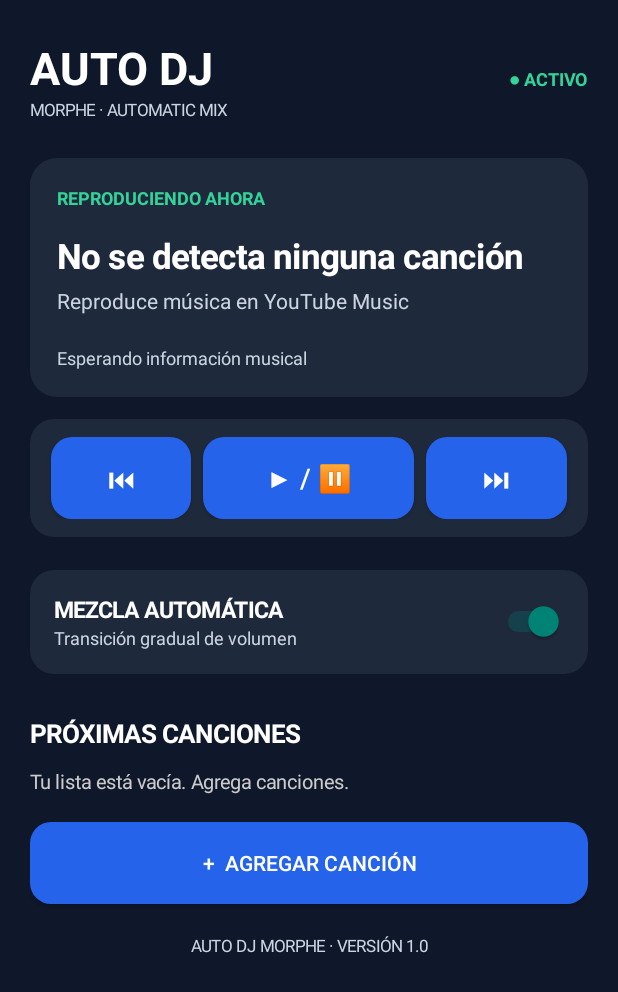
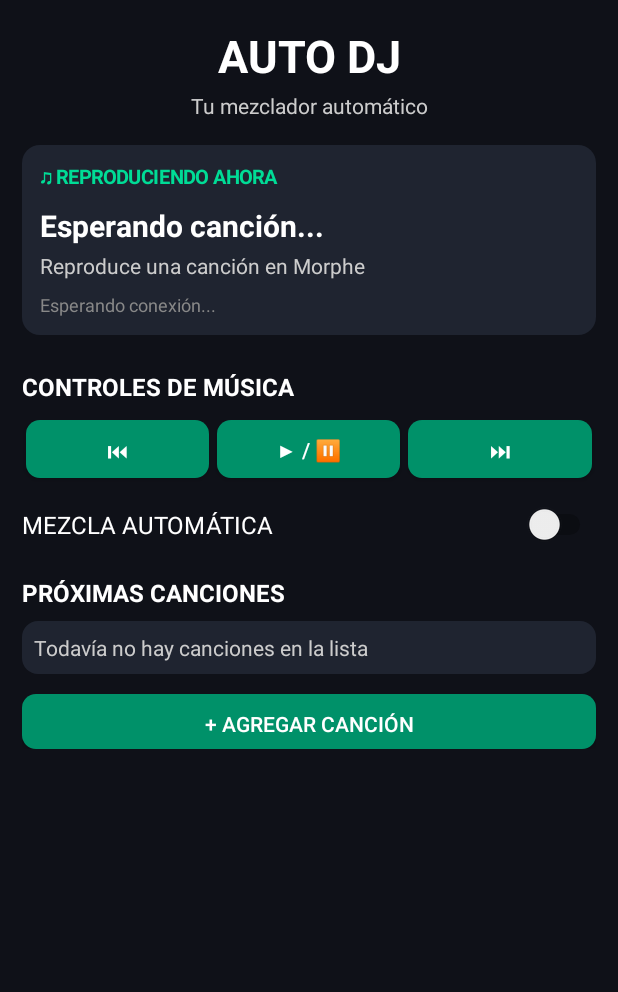
Before and after one commit to Maicol6667/AutoDJMorp, an Android app: the screen it shows after launch (MainActivity), on a phone screen of 412 x 824 dp. Shown: the top 992 px of the screen. Run offline under Robolectric (Android 15) with nearby library versions, the phone set to English and light mode, and no system bars.

Commit message:
Update MainActivity.kt

```diff
--- a/app/src/main/java/com/autodjmorp/app/MainActivity.kt
+++ b/app/src/main/java/com/autodjmorp/app/MainActivity.kt
@@ -3,6 +3,10 @@ package com.autodjmorp
 
 import android.app.Activity
 import android.app.AlertDialog
+import android.content.ComponentName
+import android.media.session.MediaController
+import android.media.session.MediaSessionManager
+import android.media.session.PlaybackState
 import android.os.Bundle
 import android.os.Handler
 import android.os.Looper
@@ -12,226 +16,290 @@ import android.graphics.drawable.GradientDrawable
 import android.view.Gravity
 import android.view.View
 import android.widget.*
-import android.media.session.MediaController
-import android.media.session.MediaSessionManager
-import android.content.ComponentName
 
 class MainActivity : Activity() {
 
-    private val songs = mutableListOf<String>()
-    private lateinit var queueLayout: LinearLayout
-    private lateinit var statusText: TextView
+    private val queue = mutableListOf<String>()
+    private val handler = Handler(Looper.getMainLooper())
+
     private lateinit var currentSongText: TextView
     private lateinit var artistText: TextView
+    private lateinit var connectionText: TextView
+    private lateinit var queueLayout: LinearLayout
 
-    private val handler = Handler(Looper.getMainLooper())
-
-    private val updateTask = object : Runnable {
+    private val refreshTask = object : Runnable {
         override fun run() {
             updateCurrentSong()
             handler.postDelayed(this, 1000)
         }
     }
 
-    private fun dp(value: Int): Int =
-        (value * resources.displayMetrics.density).toInt()
-
-    private fun makeBackground(color: Int, radius: Int): GradientDrawable {
-        return GradientDrawable().apply {
-            setColor(color)
-            cornerRadius = dp(radius).toFloat()
-        }
-    }
-
-    private fun text(
-        value: String,
-        size: Float,
-        color: Int,
-        bold: Boolean = false
-    ): TextView {
-        return TextView(this).apply {
-            text = value
-            textSize = size
-            setTextColor(color)
-            if (bold) setTypeface(null, Typeface.BOLD)
-        }
-    }
-
-    private fun addSpace(layout: LinearLayout, height: Int) {
-        val space = View(this)
-        layout.addView(space, LinearLayout.LayoutParams(1, dp(height)))
-    }
-
     override fun onCreate(savedInstanceState: Bundle?) {
         super.onCreate(savedInstanceState)
 
-        window.statusBarColor = Color.rgb(15, 23, 42)
-        window.navigationBarColor = Color.rgb(15, 23, 42)
-
-        val backgroundColor = Color.rgb(15, 23, 42)
-        val cardColor = Color.rgb(30, 41, 59)
-        val white = Color.WHITE
-        val gray = Color.rgb(203, 213, 225)
-        val blue = Color.rgb(37, 99, 235)
-        val green = Color.rgb(52, 211, 153)
+        val root = LinearLayout(this).apply {
+            orientation = LinearLayout.VERTICAL
+            setPadding(22, 25, 22, 25)
+            setBackgroundColor(Color.rgb(15, 17, 24))
+        }
 
         val scroll = ScrollView(this)
-        scroll.setBackgroundColor(backgroundColor)
-
-        val main = LinearLayout(this).apply {
-            orientation = LinearLayout.VERTICAL
-            setPadding(dp(20), dp(25), dp(20), dp(30))
-        }
-
-        scroll.addView(main)
-
-        val header = LinearLayout(this).apply {
-            orientation = LinearLayout.HORIZONTAL
-            gravity = Gravity.CENTER_VERTICAL
-        }
-
-        val heading = LinearLayout(this).apply {
+        val content = LinearLayout(this).apply {
             orientation = LinearLayout.VERTICAL
         }
 
-        heading.addView(text("AUTO DJ", 30f, white, true))
-        heading.addView(text("MORPHE · AUTOMATIC MIX", 11f, gray))
+        val title = TextView(this).apply {
+            text = "AUTO DJ"
+            textSize = 30f
+            setTextColor(Color.WHITE)
+            typeface = Typeface.DEFAULT_BOLD
+            gravity = Gravity.CENTER
+        }
 
-        header.addView(heading, LinearLayout.LayoutParams(0, -2, 1f))
-        header.addView(text("● ACTIVO", 12f, green, true))
-        main.addView(header)
+        content.addView(title)
 
-        addSpace(main, 25)
+        val subtitle = TextView(this).apply {
+            text = "Tu mezclador automático"
+            textSize = 14f
+            setTextColor(Color.LTGRAY)
+            gravity = Gravity.CENTER
+            setPadding(0, 5, 0, 25)
+        }
+
+        content.addView(subtitle)
 
         val currentCard = LinearLayout(this).apply {
             orientation = LinearLayout.VERTICAL
-            setPadding(dp(18), dp(18), dp(18), dp(18))
-            setBackground(makeBackground(cardColor, 18))
+            setPadding(18, 18, 18, 18)
+            background = makeBackground(
+                Color.rgb(31, 36, 48),
+                18
+            )
         }
 
-        currentCard.addView(text("REPRODUCIENDO AHORA", 12f, green, true))
-        addSpace(currentCard, 15)
+        val currentLabel = TextView(this).apply {
+            text = "♫ REPRODUCIENDO AHORA"
+            textSize = 13f
+            setTextColor(Color.rgb(0, 220, 150))
+            typeface = Typeface.DEFAULT_BOLD
+        }
 
-        currentSongText = text("Buscando canción...", 23f, white, true)
+        currentCard.addView(currentLabel)
+
+        currentSongText = TextView(this).apply {
+            text = "Esperando canción..."
+            textSize = 20f
+            setTextColor(Color.WHITE)
+            typeface = Typeface.DEFAULT_BOLD
+            setPadding(0, 15, 0, 5)
+        }
+
         currentCard.addView(currentSongText)
 
-        addSpace(currentCard, 5)
+        artistText = TextView(this).apply {
+            text = "Abre YouTube Music Morphe"
+            textSize = 14f
+            setTextColor(Color.LTGRAY)
+        }
 
-        artistText = text("Esperando artista", 14f, gray)
         currentCard.addView(artistText)
 
-        addSpace(currentCard, 20)
+        connectionText = TextView(this).apply {
+            text = "Esperando conexión..."
+            textSize = 12f
+            setTextColor(Color.GRAY)
+            setPadding(0, 12, 0, 0)
+        }
 
-        statusText = text("Esperando conexión con YouTube Music", 12f, gray)
-        currentCard.addView(statusText)
-        main.addView(currentCard)
+        currentCard.addView(connectionText)
 
-        addSpace(main, 15)
+        content.addView(
+            currentCard,
+            LinearLayout.LayoutParams(
+                LinearLayout.LayoutParams.MATCH_PARENT,
+                LinearLayout.LayoutParams.WRAP_CONTENT
+            ).apply {
+                bottomMargin = 20
+            }
+        )
+
+        val controlsTitle = makeTitle("CONTROLES DE MÚSICA")
+        content.addView(controlsTitle)
 
         val controls = LinearLayout(this).apply {
             orientation = LinearLayout.HORIZONTAL
             gravity = Gravity.CENTER
-            setPadding(dp(10), dp(12), dp(10), dp(12))
-            setBackground(makeBackground(cardColor, 16))
         }
 
-        fun controlButton(label: String, action: () -> Unit) =
-            Button(this).apply {
-                text = label
-                textSize = 18f
-                setTextColor(white)
-                setBackground(makeBackground(blue, 14))
-                setOnClickListener { action() }
+        val previousButton = makeButton("⏮")
+        val playButton = makeButton("▶ / ⏸")
+        val nextButton = makeButton("⏭")
+
+        previousButton.setOnClickListener {
+            sendMediaCommand("previous")
+        }
+
+        playButton.setOnClickListener {
+            sendMediaCommand("playpause")
+        }
+
+        nextButton.setOnClickListener {
+            sendMediaCommand("next")
+        }
+
+        controls.addView(previousButton, buttonParams())
+        controls.addView(playButton, buttonParams())
+        controls.addView(nextButton, buttonParams())
+
+        content.addView(controls)
+
+        val mixSwitch = Switch(this).apply {
+            text = "MEZCLA AUTOMÁTICA"
+            textSize = 16f
+            setTextColor(Color.WHITE)
+            setPadding(0, 25, 0, 20)
+        }
+
+        mixSwitch.setOnCheckedChangeListener { _, enabled ->
+            val message = if (enabled) {
+                "Mezcla automática activada"
+            } else {
+                "Mezcla automática desactivada"
             }
 
-        controls.addView(
-            controlButton("⏮") { sendMediaCommand("previous") },
-            LinearLayout.LayoutParams(0, dp(55), 1f).apply {
-                setMargins(dp(4), 0, dp(4), 0)
+            Toast.makeText(
+                this,
+                message,
+                Toast.LENGTH_SHORT
+            ).show()
+        }
+
+        content.addView(mixSwitch)
+
+        val queueTitle = makeTitle("PRÓXIMAS CANCIONES")
+        content.addView(queueTitle)
+
+        queueLayout = LinearLayout(this).apply {
+            orientation = LinearLayout.VERTICAL
+            setPadding(12, 12, 12, 12)
+            background = makeBackground(
+                Color.rgb(31, 36, 48),
+                16
+            )
+        }
+
+        content.addView(queueLayout)
+
+        val addButton = makeButton("+ AGREGAR CANCIÓN")
+        addButton.setOnClickListener {
+            addSong()
+        }
+
+        content.addView(
+            addButton,
+            LinearLayout.LayoutParams(
+                LinearLayout.LayoutParams.MATCH_PARENT,
+                55
+            ).apply {
+                topMargin = 20
             }
         )
 
-        controls.addView(
-            controlButton("▶ / ⏸") { sendMediaCommand("playpause") },
-            LinearLayout.LayoutParams(0, dp(55), 1.5f).apply {
-                setMargins(dp(4), 0, dp(4), 0)
-            }
+        scroll.addView(content)
+
+        root.addView(
+            scroll,
+            LinearLayout.LayoutParams(
+                LinearLayout.LayoutParams.MATCH_PARENT,
+                0,
+                1f
+            )
         )
 
-        controls.addView(
-            controlButton("⏭") { sendMediaCommand("next") },
-            LinearLayout.LayoutParams(0, dp(55), 1f).apply {
-                setMargins(dp(4), 0, dp(4), 0)
-            }
+        setContentView(root)
+
+        refreshQueue()
+    }
+
+    private fun makeTitle(text: String): TextView {
+        return TextView(this).apply {
+            this.text = text
+            textSize = 16f
+            setTextColor(Color.WHITE)
+            typeface = Typeface.DEFAULT_BOLD
+            setPadding(0, 15, 0, 12)
+        }
+    }
+
+    private fun makeButton(text: String): Button {
+        return Button(this).apply {
+            this.text = text
+            textSize = 14f
+            setTextColor(Color.WHITE)
+            isAllCaps = false
+            background = makeBackground(
+                Color.rgb(0, 145, 105),
+                14
+            )
+        }
+    }
+
+    private fun buttonParams(): LinearLayout.LayoutParams {
+        return LinearLayout.LayoutParams(
+            0,
+            58,
+            1f
+        ).apply {
+            setMargins(4, 5, 4, 5)
+        }
+    }
+
+    private fun makeBackground(
+        color: Int,
+        radius: Int
+    ): GradientDrawable {
+        return GradientDrawable().apply {
+            setColor(color)
+            cornerRadius = radius.toFloat()
+        }
+    }
+
+    private fun updateCurrentSong() {
+        val preferences = getSharedPreferences(
+            "AutoDJMusic",
+            MODE_PRIVATE
         )
 
-        main.addView(controls)
+        val title = preferences.getString(
+            "music_title",
+            ""
+        ) ?: ""
 
-        addSpace(main, 22)
+        val artist = preferences.getString(
+            "music_artist",
+            ""
+        ) ?: ""
 
-        val transitionCard = LinearLayout(this).apply {
-            orientation = LinearLayout.HORIZONTAL
-            gravity = Gravity.CENTER_VERTICAL
-            setPadding(dp(16), dp(16), dp(16), dp(16))
-            setBackground(makeBackground(cardColor, 16))
+        if (title.isNotBlank()) {
+            currentSongText.text = title
+            artistText.text = artist
+            connectionText.text = "● Conectado a YouTube Music Morphe"
+            connectionText.setTextColor(
+                Color.rgb(0, 220, 150)
+            )
+        } else {
+            currentSongText.text = "Esperando canción..."
+            artistText.text = "Reproduce una canción en Morphe"
+            connectionText.text = "Esperando conexión..."
+            connectionText.setTextColor(Color.GRAY)
         }
-
-        val transitionLabel = LinearLayout(this).apply {
-            orientation = LinearLayout.VERTICAL
-        }
-
-        transitionLabel.addView(text("MEZCLA AUTOMÁTICA", 15f, white, true))
-        transitionLabel.addView(text("Transición gradual de volumen", 12f, gray))
-
-        transitionCard.addView(
-            transitionLabel,
-            LinearLayout.LayoutParams(0, -2, 1f)
-        )
-
-        val autoSwitch = Switch(this).apply {
-            isChecked = true
-        }
-
-        transitionCard.addView(autoSwitch)
-        main.addView(transitionCard)
-
-        addSpace(main, 28)
-        main.addView(text("PRÓXIMAS CANCIONES", 17f, white, true))
-        addSpace(main, 12)
-
-        queueLayout = LinearLayout(this).apply {
-            orientation = LinearLayout.VERTICAL
-        }
-
-        main.addView(queueLayout)
-
-        addSpace(main, 18)
-
-        val addButton = Button(this).apply {
-            text = "+  AGREGAR CANCIÓN"
-            textSize = 14f
-            setTextColor(white)
-            setBackground(makeBackground(blue, 14))
-            setOnClickListener { addSong() }
-        }
-
-        main.addView(addButton, LinearLayout.LayoutParams(-1, dp(55)))
-
-        addSpace(main, 20)
-
-        val footer = text("AUTO DJ MORPHE · VERSIÓN 1.0", 11f, gray)
-        footer.gravity = Gravity.CENTER
-        main.addView(footer)
-
-        setContentView(scroll)
-        refreshQueue()
-        updateCurrentSong()
     }
 
-    private fun sendMediaCommand(command: String) {
+    private fun sendMediaCommand(action: String) {
         try {
-            val manager = getSystemService(MEDIA_SESSION_SERVICE)
-                    as MediaSessionManager
+            val manager = getSystemService(
+                MEDIA_SESSION_SERVICE
+            ) as MediaSessionManager
 
             val component = ComponentName(
                 this,
@@ -245,99 +313,68 @@ class MainActivity : Activity() {
                 MODE_PRIVATE
             )
 
-            val targetPackage = preferences.getString(
+            val savedPackage = preferences.getString(
                 "music_package",
-                null
-            )
+                ""
+            ) ?: ""
 
             val controller = controllers.firstOrNull {
-                it.packageName == targetPackage
+                it.packageName.equals(
+                    savedPackage,
+                    ignoreCase = true
+                )
             } ?: controllers.firstOrNull {
-                it.packageName.contains("youtube", true) ||
-                it.packageName.contains("morphe", true)
+                it.packageName.contains(
+                    "youtube",
+                    ignoreCase = true
+                ) || it.packageName.contains(
+                    "morphe",
+                    ignoreCase = true
+                )
             }
 
             if (controller == null) {
-                statusText.text = "No se encontró la sesión de música"
+                Toast.makeText(
+                    this,
+                    "No se encontró el reproductor. Abre Morphe y reproduce una canción.",
+                    Toast.LENGTH_LONG
+                ).show()
                 return
             }
 
-            when (command) {
+            when (action) {
+                "previous" -> {
+                    controller.transportControls.skipToPrevious()
+                }
+
+                "next" -> {
+                    controller.transportControls.skipToNext()
+                }
+
                 "playpause" -> {
                     val state = controller.playbackState?.state
-                    if (state == MediaController.PlaybackState.STATE_PLAYING) {
+
+                    if (state == PlaybackState.STATE_PLAYING) {
                         controller.transportControls.pause()
                     } else {
                         controller.transportControls.play()
                     }
                 }
-                "next" -> controller.transportControls.skipToNext()
-                "previous" -> controller.transportControls.skipToPrevious()
             }
 
-            statusText.text = "Orden enviada a YouTube Music"
+        } catch (e: SecurityException) {
+            Toast.makeText(
+                this,
+                "Activa el permiso de notificaciones de Auto DJ.",
+                Toast.LENGTH_LONG
+            ).show()
 
-        } catch (e: SecurityException) {
-            statusText.text = "Activa el permiso de notificaciones"
         } catch (e: Exception) {
-            statusText.text = "No se pudo controlar la reproducción"
-        }
-    }
-
-    private fun updateCurrentSong() {
-        val preferences = getSharedPreferences(
-            "AutoDJMusic",
-            MODE_PRIVATE
-        )
-
-        val title = preferences.getString("music_title", null)
-        val artist = preferences.getString("music_artist", "")
-
-        if (!title.isNullOrBlank()) {
-            currentSongText.text = title
-            artistText.text = artist?.ifBlank { "Artista no disponible" }
-                ?: "Artista no disponible"
-            statusText.text = "Conectado con YouTube Music"
-        } else {
-            currentSongText.text = "No se detecta ninguna canción"
-            artistText.text = "Reproduce música en YouTube Music"
-            statusText.text = "Esperando información musical"
-        }
-    }
-
-    override fun onResume() {
-        super.onResume()
-        handler.removeCallbacks(updateTask)
-        handler.post(updateTask)
-    }
-
-    override fun onPause() {
-        handler.removeCallbacks(updateTask)
-        super.onPause()
-    }
-
-    private fun refreshQueue() {
-        queueLayout.removeAllViews()
-
-        if (songs.isEmpty()) {
-            queueLayout.addView(
-                text("Tu lista está vacía. Agrega canciones.", 13f, Color.LTGRAY)
-            )
-            return
-        }
-
-        songs.forEachIndexed { index, song ->
-            val item = TextView(this).apply {
-                text = "${index + 1}     ♫     $song"
-                textSize = 15f
-                setTextColor(Color.WHITE)
-                setPadding(dp(15), dp(18), dp(15), dp(18))
-                setBackground(makeBackground(Color.rgb(30, 41, 59), 12))
-            }
-
-            val params = LinearLayout.LayoutParams(-1, -2)
-            params.bottomMargin = dp(9)
-            queueLayout.addView(item, params)
+            Toast.makeText(
+                this,
+                "No se pudo controlar el reproductor.",
+                Toast.LENGTH_SHORT
+            ).show()
         }
     }
 
@@ -351,13 +388,53 @@ class MainActivity : Activity() {
             .setTitle("Agregar canción")
             .setView(input)
             .setPositiveButton("Agregar") { _, _ ->
-                val name = input.text.toString().trim()
-                if (name.isNotEmpty()) {
-                    songs.add(name)
+                val song = input.text.toString().trim()
+
+                if (song.isNotEmpty()) {
+                    queue.add(song)
                     refreshQueue()
                 }
             }
             .setNegativeButton("Cancelar", null)
             .show()
     }
+
+    private fun refreshQueue() {
+        if (!::queueLayout.isInitialized) return
+
+        queueLayout.removeAllViews()
+
+        if (queue.isEmpty()) {
+            val emptyText = TextView(this).apply {
+                text = "Todavía no hay canciones en la lista"
+                setTextColor(Color.LTGRAY)
+                textSize = 14f
+            }
+
+            queueLayout.addView(emptyText)
+            return
+        }
+
+        queue.forEachIndexed { index, song ->
+            val songText = TextView(this).apply {
+                text = "${index + 1}. $song"
+                textSize = 15f
+                setTextColor(Color.WHITE)
+                setPadding(5, 10, 5, 10)
+            }
+
+            queueLayout.addView(songText)
+        }
+    }
+
+    override fun onResume() {
+        super.onResume()
+        handler.removeCallbacks(refreshTask)
+        handler.post(refreshTask)
+    }
+
+    override fun onPause() {
+        super.onPause()
+        handler.removeCallbacks(refreshTask)
+    }
 }
```
